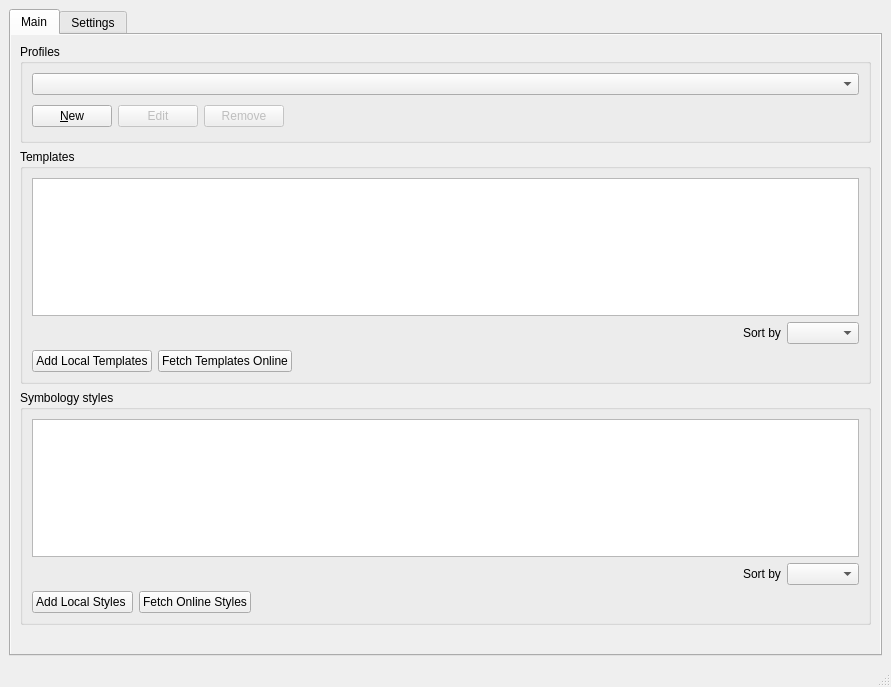
Old version of the form src/qgis_templates_symbology/ui/qgis_templates_symbology_main.ui in the repository hotosm/qgis-templates-and-symbology-plugin.
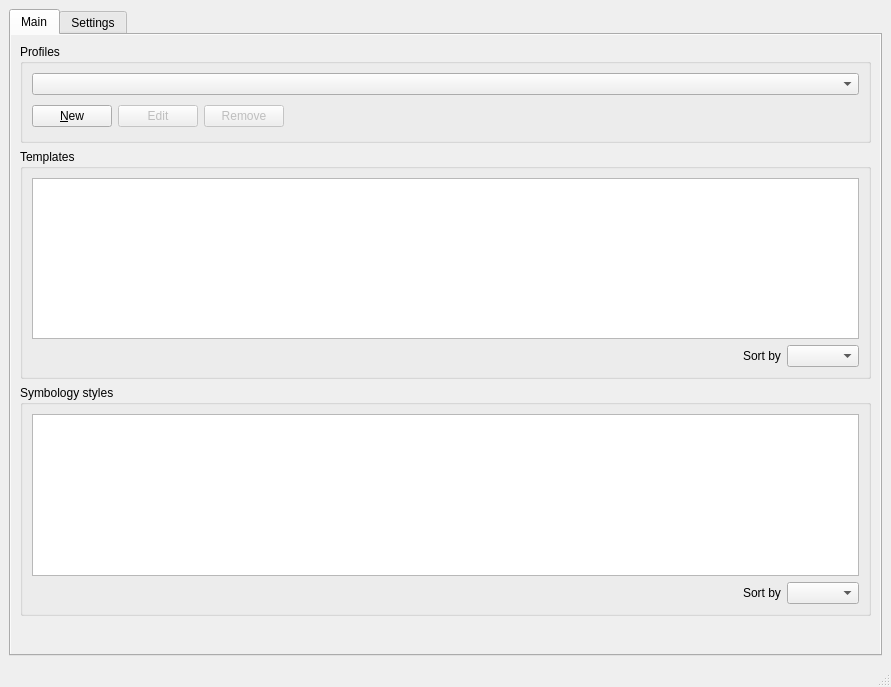
New version of the form. Custom widgets are drawn as their Qt base class.

Commit message: updates on the main plugin ui

```diff
--- a/src/qgis_templates_symbology/ui/qgis_templates_symbology_main.ui
+++ b/src/qgis_templates_symbology/ui/qgis_templates_symbology_main.ui
@@ -267,38 +267,7 @@
                 </layout>
                </item>
                <item>
-                <layout class="QHBoxLayout" name="horizontalLayout_3">
-                 <item>
-                  <widget class="QPushButton" name="add_local_template">
-                   <property name="text">
-                    <string>Add Local Templates</string>
-                   </property>
-                  </widget>
-                 </item>
-                 <item>
-                  <widget class="QPushButton" name="fetch_templates_btn">
-                   <property name="toolTip">
-                    <string>&lt;html&gt;&lt;head/&gt;&lt;body&gt;&lt;p&gt;Get templates that are hosted by the current profile.&lt;/p&gt;&lt;/body&gt;&lt;/html&gt;</string>
-                   </property>
-                   <property name="text">
-                    <string>Fetch Templates Online</string>
-                   </property>
-                  </widget>
-                 </item>
-                 <item>
-                  <spacer name="horizontalSpacer_5">
-                   <property name="orientation">
-                    <enum>Qt::Horizontal</enum>
-                   </property>
-                   <property name="sizeHint" stdset="0">
-                    <size>
-                     <width>40</width>
-                     <height>20</height>
-                    </size>
-                   </property>
-                  </spacer>
-                 </item>
-                </layout>
+                <layout class="QHBoxLayout" name="horizontalLayout_3"/>
                </item>
               </layout>
              </widget>
@@ -399,38 +368,7 @@
                 <layout class="QVBoxLayout" name="verticalLayout_8"/>
                </item>
                <item>
-                <layout class="QHBoxLayout" name="horizontalLayout_5">
-                 <item>
-                  <widget class="QPushButton" name="add_local_style">
-                   <property name="text">
-                    <string>Add Local Styles </string>
-                   </property>
-                  </widget>
-                 </item>
-                 <item>
-                  <widget class="QPushButton" name="fetch_styles_btn">
-                   <property name="toolTip">
-                    <string>&lt;html&gt;&lt;head/&gt;&lt;body&gt;&lt;p&gt;Get styles from the current profile service.&lt;/p&gt;&lt;/body&gt;&lt;/html&gt;</string>
-                   </property>
-                   <property name="text">
-                    <string>Fetch Online Styles</string>
-                   </property>
-                  </widget>
-                 </item>
-                 <item>
-                  <spacer name="horizontalSpacer_7">
-                   <property name="orientation">
-                    <enum>Qt::Horizontal</enum>
-                   </property>
-                   <property name="sizeHint" stdset="0">
-                    <size>
-                     <width>40</width>
-                     <height>20</height>
-                    </size>
-                   </property>
-                  </spacer>
-                 </item>
-                </layout>
+                <layout class="QHBoxLayout" name="horizontalLayout_5"/>
                </item>
               </layout>
              </widget>
```
The commit also changes 1 other file.
